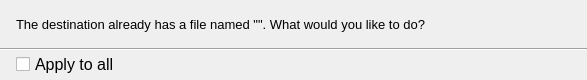
Above: Gems/PhysX/Code/Editor/KinematicDescriptionDialog.ui from o3de/o3de before the change. Below: the same form after it.
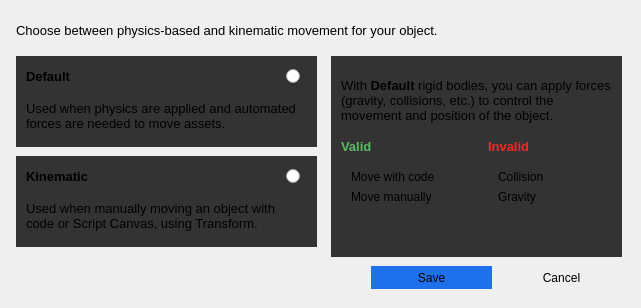
That is the form after the change.

```diff
--- a/Gems/PhysX/Code/Editor/KinematicDescriptionDialog.ui
+++ b/Gems/PhysX/Code/Editor/KinematicDescriptionDialog.ui
@@ -6,8 +6,8 @@
    <rect>
     <x>0</x>
     <y>0</y>
-    <width>587</width>
-    <height>80</height>
+    <width>641</width>
+    <height>308</height>
    </rect>
   </property>
   <property name="sizePolicy">
@@ -18,8 +18,14 @@
   </property>
   <property name="minimumSize">
    <size>
-    <width>571</width>
-    <height>0</height>
+    <width>641</width>
+    <height>308</height>
+   </size>
+  </property>
+  <property name="maximumSize">
+   <size>
+    <width>641</width>
+    <height>308</height>
    </size>
   </property>
   <property name="focusPolicy">
@@ -39,102 +45,377 @@
     <enum>QLayout::SetDefaultConstraint</enum>
    </property>
    <property name="leftMargin">
-    <number>0</number>
+    <number>16</number>
    </property>
    <property name="topMargin">
-    <number>0</number>
+    <number>16</number>
    </property>
    <property name="rightMargin">
-    <number>0</number>
+    <number>16</number>
    </property>
    <property name="bottomMargin">
     <number>0</number>
    </property>
    <item>
-    <layout class="QVBoxLayout" name="mainVerticalLayout">
-     <property name="spacing">
-      <number>0</number>
-     </property>
-     <property name="leftMargin">
-      <number>16</number>
-     </property>
-     <property name="topMargin">
-      <number>16</number>
-     </property>
-     <property name="rightMargin">
-      <number>16</number>
-     </property>
-     <property name="bottomMargin">
-      <number>0</number>
-     </property>
+    <layout class="QVBoxLayout" name="verticalLayout_2">
      <item>
-      <widget class="QLabel" name="message">
-       <property name="sizePolicy">
-        <sizepolicy hsizetype="Preferred" vsizetype="Fixed">
-         <horstretch>0</horstretch>
-         <verstretch>0</verstretch>
-        </sizepolicy>
+      <widget class="QLabel" name="label">
+       <property name="maximumSize">
+        <size>
+         <width>16777215</width>
+         <height>30</height>
+        </size>
        </property>
-       <property name="font">
-        <font>
-         <pointsize>10</pointsize>
-        </font>
-       </property>
        <property name="text">
-        <string>The destination already has a file named &quot;&quot;. What would you like to do?</string>
+        <string>&lt;html&gt;&lt;head/&gt;&lt;body&gt;&lt;p&gt;&lt;span style=&quot; font-size:10pt;&quot;&gt;Choose between physics-based and kinematic movement for your object.&lt;/span&gt;&lt;/p&gt;&lt;/body&gt;&lt;/html&gt;</string>
        </property>
-       <property name="alignment">
-        <set>Qt::AlignLeading|Qt::AlignLeft|Qt::AlignTop</set>
-       </property>
-       <property name="wordWrap">
-        <bool>true</bool>
-       </property>
-       <property name="class" stdset="0">
-        <string>AssetImporterLabel</string>
-       </property>
       </widget>
      </item>
-    </layout>
-   </item>
-   <item>
-    <widget class="Line" name="line">
-     <property name="minimumSize">
-      <size>
-       <width>584</width>
-       <height>2</height>
-      </size>
-     </property>
-     <property name="orientation">
-      <enum>Qt::Horizontal</enum>
-     </property>
-    </widget>
-   </item>
-   <item>
-    <layout class="QHBoxLayout" name="horizontalLayout">
-     <property name="spacing">
-      <number>0</number>
-     </property>
-     <property name="leftMargin">
-      <number>16</number>
-     </property>
      <item>
-      <widget class="QCheckBox" name="applyToAllCheckBox">
-       <property name="font">
-        <font>
-         <pointsize>12</pointsize>
-        </font>
-       </property>
-       <property name="text">
-        <string>Apply to all</string>
-       </property>
-      </widget>
-     </item>
-     <item>
-      <widget class="QDialogButtonBox" name="buttonBox">
-       <property name="standardButtons">
-        <set>QDialogButtonBox::NoButton</set>
-       </property>
-      </widget>
+      <layout class="QHBoxLayout" name="horizontalLayout">
+       <item>
+        <widget class="QGroupBox" name="groupBox">
+         <property name="styleSheet">
+          <string notr="true">border: none</string>
+         </property>
+         <property name="title">
+          <string/>
+         </property>
+         <widget class="QGroupBox" name="groupBox_3">
+          <property name="geometry">
+           <rect>
+            <x>0</x>
+            <y>10</y>
+            <width>301</width>
+            <height>91</height>
+           </rect>
+          </property>
+          <property name="styleSheet">
+           <string notr="true">background-color: rgb(51, 51, 51);</string>
+          </property>
+          <property name="title">
+           <string/>
+          </property>
+          <widget class="QLabel" name="label_2">
+           <property name="geometry">
+            <rect>
+             <x>10</x>
+             <y>10</y>
+             <width>61</width>
+             <height>21</height>
+            </rect>
+           </property>
+           <property name="text">
+            <string>&lt;html&gt;&lt;head/&gt;&lt;body&gt;&lt;p&gt;&lt;span style=&quot; font-size:10pt; font-weight:600;&quot;&gt;Default&lt;/span&gt;&lt;/p&gt;&lt;/body&gt;&lt;/html&gt;</string>
+           </property>
+          </widget>
+          <widget class="QLabel" name="label_3">
+           <property name="geometry">
+            <rect>
+             <x>10</x>
+             <y>30</y>
+             <width>271</width>
+             <height>61</height>
+            </rect>
+           </property>
+           <property name="text">
+            <string>&lt;html&gt;&lt;head/&gt;&lt;body&gt;&lt;p&gt;&lt;span style=&quot; font-size:10pt;&quot;&gt;Used when physics are applied and automated forces are needed to move assets.&lt;/span&gt;&lt;/p&gt;&lt;/body&gt;&lt;/html&gt;</string>
+           </property>
+           <property name="wordWrap">
+            <bool>true</bool>
+           </property>
+          </widget>
+         </widget>
+         <widget class="QGroupBox" name="groupBox_4">
+          <property name="geometry">
+           <rect>
+            <x>0</x>
+            <y>110</y>
+            <width>301</width>
+            <height>91</height>
+           </rect>
+          </property>
+          <property name="styleSheet">
+           <string notr="true">background-color: rgb(51, 51, 51);</string>
+          </property>
+          <property name="title">
+           <string/>
+          </property>
+          <widget class="QLabel" name="label_4">
+           <property name="geometry">
+            <rect>
+             <x>10</x>
+             <y>10</y>
+             <width>71</width>
+             <height>21</height>
+            </rect>
+           </property>
+           <property name="text">
+            <string>&lt;html&gt;&lt;head/&gt;&lt;body&gt;&lt;p&gt;&lt;span style=&quot; font-size:10pt; font-weight:600;&quot;&gt;Kinematic&lt;/span&gt;&lt;/p&gt;&lt;/body&gt;&lt;/html&gt;</string>
+           </property>
+          </widget>
+          <widget class="QLabel" name="label_5">
+           <property name="geometry">
+            <rect>
+             <x>10</x>
+             <y>30</y>
+             <width>261</width>
+             <height>61</height>
+            </rect>
+           </property>
+           <property name="styleSheet">
+            <string notr="true"/>
+           </property>
+           <property name="text">
+            <string>&lt;html&gt;&lt;head/&gt;&lt;body&gt;&lt;p&gt;&lt;span style=&quot; font-size:10pt;&quot;&gt;Used when manually moving an object with code or Script Canvas, using Transform.&lt;/span&gt;&lt;/p&gt;&lt;/body&gt;&lt;/html&gt;</string>
+           </property>
+           <property name="wordWrap">
+            <bool>true</bool>
+           </property>
+          </widget>
+         </widget>
+         <widget class="QGroupBox" name="groupBox_5">
+          <property name="geometry">
+           <rect>
+            <x>250</x>
+            <y>20</y>
+            <width>51</width>
+            <height>151</height>
+           </rect>
+          </property>
+          <property name="title">
+           <string/>
+          </property>
+          <widget class="QRadioButton" name="radioButton">
+           <property name="geometry">
+            <rect>
+             <x>20</x>
+             <y>0</y>
+             <width>21</width>
+             <height>21</height>
+            </rect>
+           </property>
+           <property name="text">
+            <string/>
+           </property>
+          </widget>
+          <widget class="QRadioButton" name="radioButton_2">
+           <property name="geometry">
+            <rect>
+             <x>20</x>
+             <y>100</y>
+             <width>21</width>
+             <height>21</height>
+            </rect>
+           </property>
+           <property name="text">
+            <string/>
+           </property>
+          </widget>
+         </widget>
+        </widget>
+       </item>
+       <item>
+        <layout class="QVBoxLayout" name="verticalLayout_3">
+         <item>
+          <widget class="QGroupBox" name="groupBox_2">
+           <property name="styleSheet">
+            <string notr="true">border: none;</string>
+           </property>
+           <property name="title">
+            <string/>
+           </property>
+           <widget class="QLabel" name="label_6">
+            <property name="geometry">
+             <rect>
+              <x>20</x>
+              <y>20</y>
+              <width>271</width>
+              <height>70</height>
+             </rect>
+            </property>
+            <property name="text">
+             <string>&lt;html&gt;&lt;head/&gt;&lt;body&gt;&lt;p&gt;&lt;span style=&quot; font-size:10pt;&quot;&gt;With&lt;/span&gt;&lt;span style=&quot; font-size:10pt; font-weight:600;&quot;&gt; Default&lt;/span&gt;&lt;span style=&quot; font-size:10pt;&quot;&gt; rigid bodies, you can apply forces (gravity, collisions, etc.) to control the movement and position of the object.&lt;/span&gt;&lt;/p&gt;&lt;/body&gt;&lt;/html&gt;</string>
+            </property>
+            <property name="wordWrap">
+             <bool>true</bool>
+            </property>
+           </widget>
+           <widget class="QLabel" name="label_7">
+            <property name="geometry">
+             <rect>
+              <x>20</x>
+              <y>90</y>
+              <width>47</width>
+              <height>21</height>
+             </rect>
+            </property>
+            <property name="styleSheet">
+             <string notr="true">color: #58BC61</string>
+            </property>
+            <property name="text">
+             <string>&lt;html&gt;&lt;head/&gt;&lt;body&gt;&lt;p&gt;&lt;span style=&quot; font-size:10pt; font-weight:600;&quot;&gt;Valid&lt;/span&gt;&lt;/p&gt;&lt;/body&gt;&lt;/html&gt;</string>
+            </property>
+           </widget>
+           <widget class="QLabel" name="label_8">
+            <property name="geometry">
+             <rect>
+              <x>167</x>
+              <y>90</y>
+              <width>47</width>
+              <height>21</height>
+             </rect>
+            </property>
+            <property name="styleSheet">
+             <string notr="true">color: #FA2727</string>
+            </property>
+            <property name="text">
+             <string>&lt;html&gt;&lt;head/&gt;&lt;body&gt;&lt;p&gt;&lt;span style=&quot; font-size:10pt; font-weight:600;&quot;&gt;Invalid&lt;/span&gt;&lt;/p&gt;&lt;/body&gt;&lt;/html&gt;</string>
+            </property>
+           </widget>
+           <widget class="QLabel" name="label_9">
+            <property name="geometry">
+             <rect>
+              <x>30</x>
+              <y>120</y>
+              <width>111</width>
+              <height>21</height>
+             </rect>
+            </property>
+            <property name="text">
+             <string>Move with code</string>
+            </property>
+           </widget>
+           <widget class="QLabel" name="label_10">
+            <property name="geometry">
+             <rect>
+              <x>30</x>
+              <y>140</y>
+              <width>111</width>
+              <height>21</height>
+             </rect>
+            </property>
+            <property name="text">
+             <string>Move manually</string>
+            </property>
+           </widget>
+           <widget class="QLabel" name="label_11">
+            <property name="geometry">
+             <rect>
+              <x>177</x>
+              <y>120</y>
+              <width>81</width>
+              <height>21</height>
+             </rect>
+            </property>
+            <property name="text">
+             <string>Collision</string>
+            </property>
+           </widget>
+           <widget class="QLabel" name="label_12">
+            <property name="geometry">
+             <rect>
+              <x>177</x>
+              <y>140</y>
+              <width>81</width>
+              <height>21</height>
+             </rect>
+            </property>
+            <property name="text">
+             <string>Gravity</string>
+            </property>
+           </widget>
+           <widget class="Line" name="line">
+            <property name="geometry">
+             <rect>
+              <x>130</x>
+              <y>90</y>
+              <width>20</width>
+              <height>71</height>
+             </rect>
+            </property>
+            <property name="styleSheet">
+             <string notr="true">color:rgb(255, 255, 255);
+background: none</string>
+            </property>
+            <property name="orientation">
+             <enum>Qt::Vertical</enum>
+            </property>
+           </widget>
+           <widget class="QFrame" name="frame">
+            <property name="geometry">
+             <rect>
+              <x>10</x>
+              <y>10</y>
+              <width>291</width>
+              <height>201</height>
+             </rect>
+            </property>
+            <property name="styleSheet">
+             <string notr="true">background-color: rgb(51, 51, 51);
+border: none;</string>
+            </property>
+            <property name="frameShape">
+             <enum>QFrame::StyledPanel</enum>
+            </property>
+            <property name="frameShadow">
+             <enum>QFrame::Raised</enum>
+            </property>
+           </widget>
+           <widget class="QPushButton" name="acceptButton">
+            <property name="geometry">
+             <rect>
+              <x>50</x>
+              <y>220</y>
+              <width>121</width>
+              <height>23</height>
+             </rect>
+            </property>
+            <property name="styleSheet">
+             <string notr="true">background-color: rgb(30, 112, 235);</string>
+            </property>
+            <property name="text">
+             <string>Save</string>
+            </property>
+            <property name="autoDefault">
+             <bool>true</bool>
+            </property>
+            <property name="default">
+             <bool>true</bool>
+            </property>
+           </widget>
+           <widget class="QPushButton" name="cancelButton_2">
+            <property name="geometry">
+             <rect>
+              <x>180</x>
+              <y>220</y>
+              <width>121</width>
+              <height>23</height>
+             </rect>
+            </property>
+            <property name="text">
+             <string>Cancel</string>
+            </property>
+            <property name="autoDefault">
+             <bool>false</bool>
+            </property>
+           </widget>
+           <zorder>frame</zorder>
+           <zorder>label_6</zorder>
+           <zorder>label_7</zorder>
+           <zorder>label_8</zorder>
+           <zorder>label_9</zorder>
+           <zorder>label_10</zorder>
+           <zorder>label_11</zorder>
+           <zorder>label_12</zorder>
+           <zorder>line</zorder>
+           <zorder>acceptButton</zorder>
+           <zorder>cancelButton_2</zorder>
+          </widget>
+         </item>
+        </layout>
+       </item>
+      </layout>
      </item>
     </layout>
    </item>
```
Left out of the diff: 6 changed lines with no effect on the pictures.
